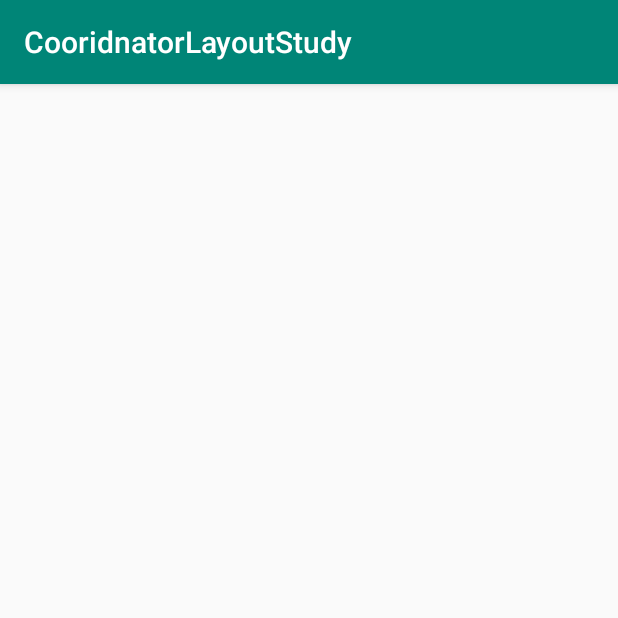
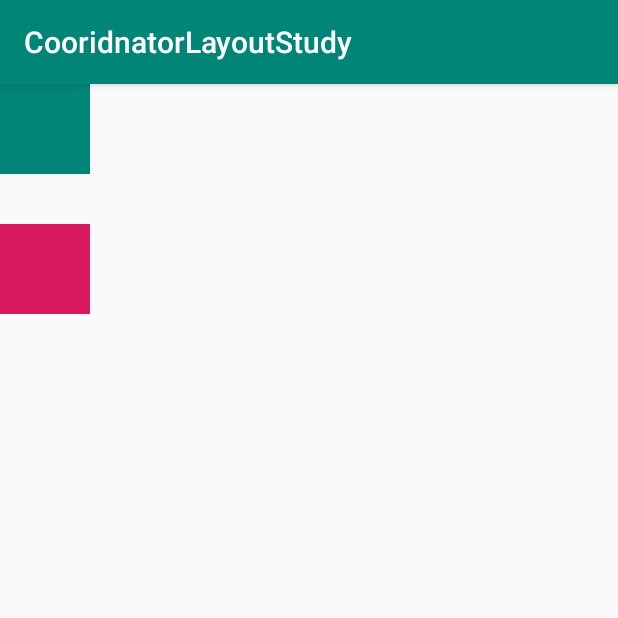
Before and after one commit to Xugter/CooridnatorLayoutStudy, an Android app: the FirstActivity screen opened directly, with no data from a screen before it, on a phone screen of 412 x 824 dp, the top half of it. Run offline under Robolectric (Android 15) with nearby library versions, the phone set to English and light mode, and no system bars.

Commit message:
first part finish

```diff
--- a/app/src/main/java/com/xugter/cooridnatorlayoutstudy/first/FirstBehavior.java
+++ b/app/src/main/java/com/xugter/cooridnatorlayoutstudy/first/FirstBehavior.java
@@ -1,13 +1,29 @@
 package com.xugter.cooridnatorlayoutstudy.first;
 
 import android.content.Context;
+import android.support.annotation.NonNull;
 import android.support.design.widget.CoordinatorLayout;
 import android.util.AttributeSet;
 import android.view.View;
+
+import com.xugter.cooridnatorlayoutstudy.other.TouchView;
 
 public class FirstBehavior extends CoordinatorLayout.Behavior<View> {
 
     public FirstBehavior(Context context, AttributeSet attrs) {
         super(context, attrs);
     }
+
+    @Override
+    public boolean layoutDependsOn(@NonNull CoordinatorLayout parent, @NonNull View child, @NonNull View dependency) {
+        return dependency instanceof TouchView;
+    }
+
+    @Override
+    public boolean onDependentViewChanged(@NonNull CoordinatorLayout parent, @NonNull View child, @NonNull View dependency) {
+        int dependBottom = dependency.getBottom();
+        child.setY(dependBottom + 50);
+        child.setX(dependency.getLeft());
+        return true;
+    }
 }
--- a/app/src/main/res/layout/activity_first.xml
+++ b/app/src/main/res/layout/activity_first.xml
@@ -1,5 +1,18 @@
 <?xml version="1.0" encoding="utf-8"?>
-<LinearLayout xmlns:android="http://schemas.android.com/apk/res/android"
+<android.support.design.widget.CoordinatorLayout xmlns:android="http://schemas.android.com/apk/res/android"
+    xmlns:app="http://schemas.android.com/apk/res-auto"
     android:layout_width="match_parent"
-    android:layout_height="match_parent"
-    android:orientation="vertical"></LinearLayout>
+    android:layout_height="match_parent">
+
+    <com.xugter.cooridnatorlayoutstudy.other.TouchView
+        android:layout_width="60dp"
+        android:layout_height="60dp"
+        android:background="@color/colorPrimary" />
+
+    <com.xugter.cooridnatorlayoutstudy.other.TouchView
+        android:layout_width="60dp"
+        android:layout_height="60dp"
+        android:background="@color/colorAccent"
+        app:layout_behavior="com.xugter.cooridnatorlayoutstudy.first.FirstBehavior" />
+
+</android.support.design.widget.CoordinatorLayout>
```
